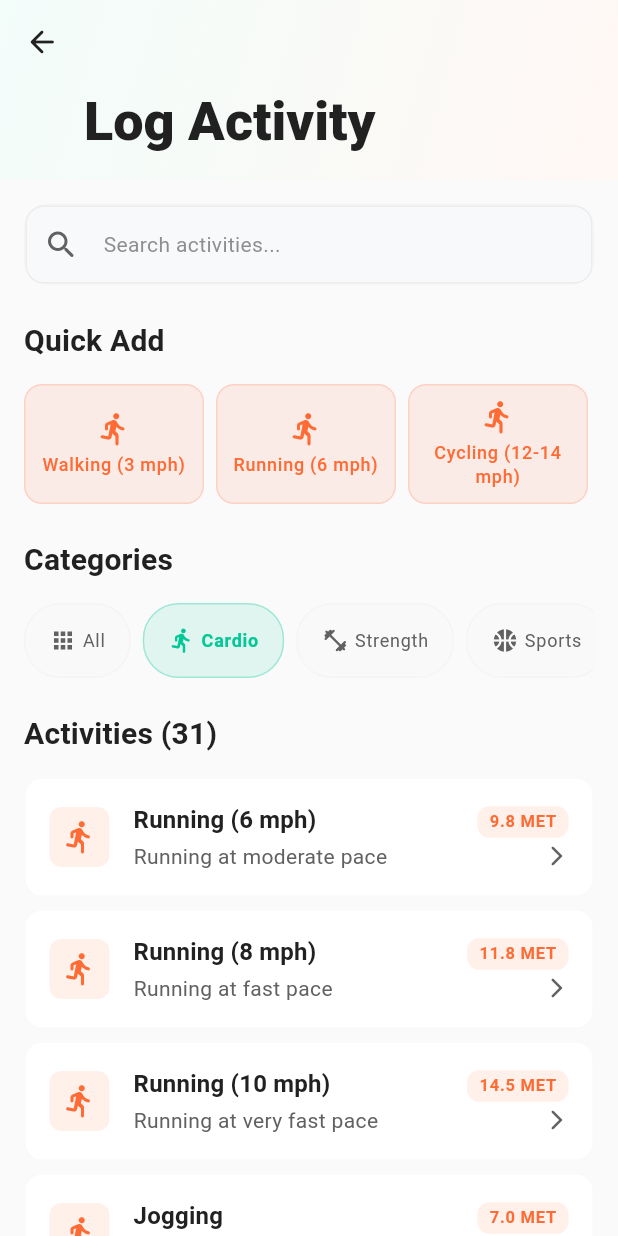
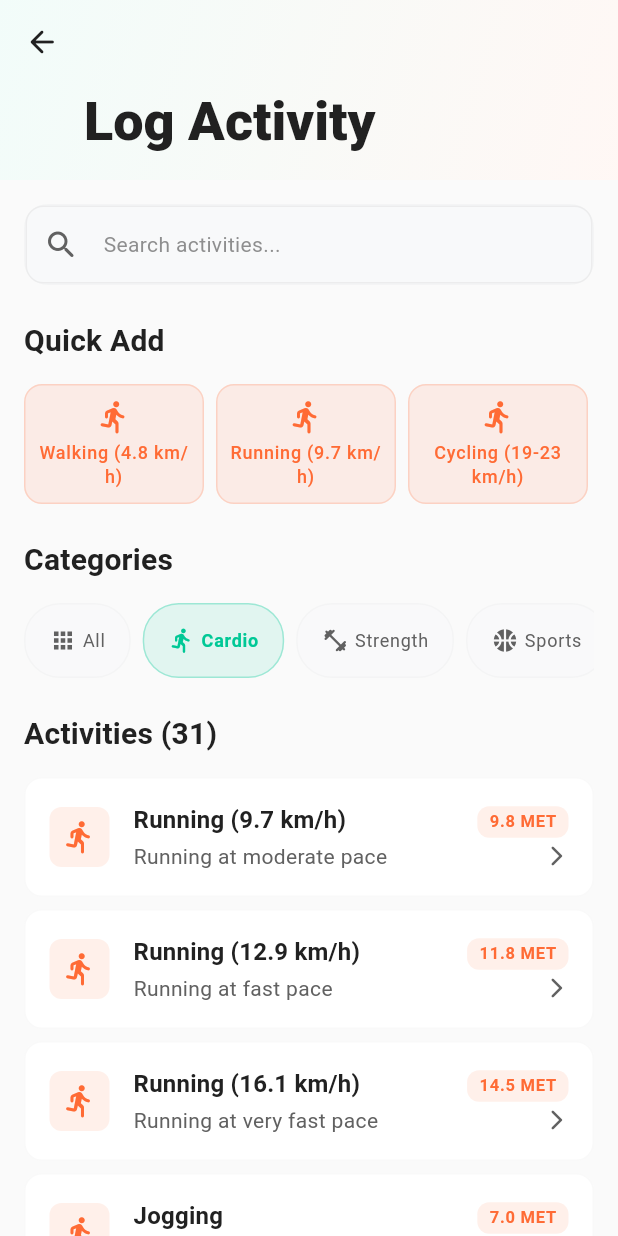
Before and after one commit to 0xhubed/NutriLens, a Flutter app: the ActivityLoggerScreen screen opened by its route, after a tap on "Cardio", on a phone screen of 412 x 824 dp. Run offline on Flutter 3.47's test engine with Material 3 defaults, Android fonts, the phone set to English and light mode, and no system bars; our stand-ins replace dio, fl_chart, flutter_riverpod, flutter_secure_storage, go_router, image_picker and 3 more; accounts and stored records are empty; generated files the repository leaves out were written again; Roboto replaces fonts that are missing (SF Pro Display).

Commit message:
Convert activity units from mph/miles to metric (km/h and km)
- Updated activity database to use metric units:
  * Walking speeds: 2/3/4 mph → 3.2/4.8/6.4 km/h
  * Running speeds: 6/8/10 mph → 9.7/12.9/16.1 km/h
  * Cycling speeds: 12-14/14-16/16-19/>20 mph → 19-23/23-26/26-31/>32 km/h
- Updated popular activities list with new metric names
- Fixed build errors in balance_dashboard_screen.dart (context access)
- Fixed type error in measurement_guide_service.dart (fold method)

🤖 Generated with [Claude Code](https://claude.ai/code)

Co-Authored-By: Claude <noreply@anthropic.com>

```diff
--- a/snaptrack/lib/data/services/activity_database.dart
+++ b/snaptrack/lib/data/services/activity_database.dart
@@ -3,22 +3,22 @@ import '../models/activity_entry.dart';
 class ActivityDatabase {
   static const List<Map<String, dynamic>> _activities = [
     // Cardio Activities
-    {'name': 'Running (6 mph)', 'met': 9.8, 'category': 'cardio', 'description': 'Running at moderate pace'},
-    {'name': 'Running (8 mph)', 'met': 11.8, 'category': 'cardio', 'description': 'Running at fast pace'},
-    {'name': 'Running (10 mph)', 'met': 14.5, 'category': 'cardio', 'description': 'Running at very fast pace'},
+    {'name': 'Running (9.7 km/h)', 'met': 9.8, 'category': 'cardio', 'description': 'Running at moderate pace'},
+    {'name': 'Running (12.9 km/h)', 'met': 11.8, 'category': 'cardio', 'description': 'Running at fast pace'},
+    {'name': 'Running (16.1 km/h)', 'met': 14.5, 'category': 'cardio', 'description': 'Running at very fast pace'},
     {'name': 'Jogging', 'met': 7.0, 'category': 'cardio', 'description': 'General jogging'},
-    {'name': 'Walking (2 mph)', 'met': 2.8, 'category': 'cardio', 'description': 'Slow walking'},
-    {'name': 'Walking (3 mph)', 'met': 3.5, 'category': 'cardio', 'description': 'Moderate walking'},
-    {'name': 'Walking (4 mph)', 'met': 5.0, 'category': 'cardio', 'description': 'Brisk walking'},
+    {'name': 'Walking (3.2 km/h)', 'met': 2.8, 'category': 'cardio', 'description': 'Slow walking'},
+    {'name': 'Walking (4.8 km/h)', 'met': 3.5, 'category': 'cardio', 'description': 'Moderate walking'},
+    {'name': 'Walking (6.4 km/h)', 'met': 5.0, 'category': 'cardio', 'description': 'Brisk walking'},
     {'name': 'Walking uphill', 'met': 6.0, 'category': 'cardio', 'description': 'Walking on incline'},
     {'name': 'Treadmill walking', 'met': 4.3, 'category': 'cardio', 'description': 'Walking on treadmill'},
     {'name': 'Treadmill running', 'met': 8.0, 'category': 'cardio', 'description': 'Running on treadmill'},
 
     // Cycling
-    {'name': 'Cycling (12-14 mph)', 'met': 8.0, 'category': 'cardio', 'description': 'Moderate cycling'},
-    {'name': 'Cycling (14-16 mph)', 'met': 10.0, 'category': 'cardio', 'description': 'Vigorous cycling'},
-    {'name': 'Cycling (16-19 mph)', 'met': 12.0, 'category': 'cardio', 'description': 'Fast cycling'},
-    {'name': 'Cycling (>20 mph)', 'met': 16.0, 'category': 'cardio', 'description': 'Racing cycling'},
+    {'name': 'Cycling (19-23 km/h)', 'met': 8.0, 'category': 'cardio', 'description': 'Moderate cycling'},
+    {'name': 'Cycling (23-26 km/h)', 'met': 10.0, 'category': 'cardio', 'description': 'Vigorous cycling'},
+    {'name': 'Cycling (26-31 km/h)', 'met': 12.0, 'category': 'cardio', 'description': 'Fast cycling'},
+    {'name': 'Cycling (>32 km/h)', 'met': 16.0, 'category': 'cardio', 'description': 'Racing cycling'},
     {'name': 'Stationary bike (moderate)', 'met': 6.8, 'category': 'cardio', 'description': 'Moderate stationary cycling'},
     {'name': 'Stationary bike (vigorous)', 'met': 8.8, 'category': 'cardio', 'description': 'Vigorous stationary cycling'},
     {'name': 'Mountain biking', 'met': 8.5, 'category': 'cardio', 'description': 'Off-road cycling'},
@@ -172,9 +172,9 @@ class ActivityDatabase {
   static List<Activity> getPopularActivities() {
     // Return most commonly used activities
     final popularNames = [
-      'Walking (3 mph)',
-      'Running (6 mph)',
-      'Cycling (12-14 mph)',
+      'Walking (4.8 km/h)',
+      'Running (9.7 km/h)',
+      'Cycling (19-23 km/h)',
       'Swimming (moderate)',
       'Weight lifting (moderate)',
       'Yoga (Vinyasa)',
--- a/snaptrack/lib/data/services/measurement_guide_service.dart
+++ b/snaptrack/lib/data/services/measurement_guide_service.dart
@@ -258,7 +258,7 @@ class MeasurementGuideService {
 
   Future<int> _getTotalViews() async {
     final guides = await isar.measurementGuides.where().findAll();
-    return guides.fold(0, (sum, guide) => sum + guide.viewCount);
+    return guides.fold<int>(0, (int sum, guide) => sum + guide.viewCount);
   }
 }
 
```
Also changed, not shown: snaptrack/lib/ui/activity/balance_dashboard_screen.dart (+33 -32 lines), 1 other file.
